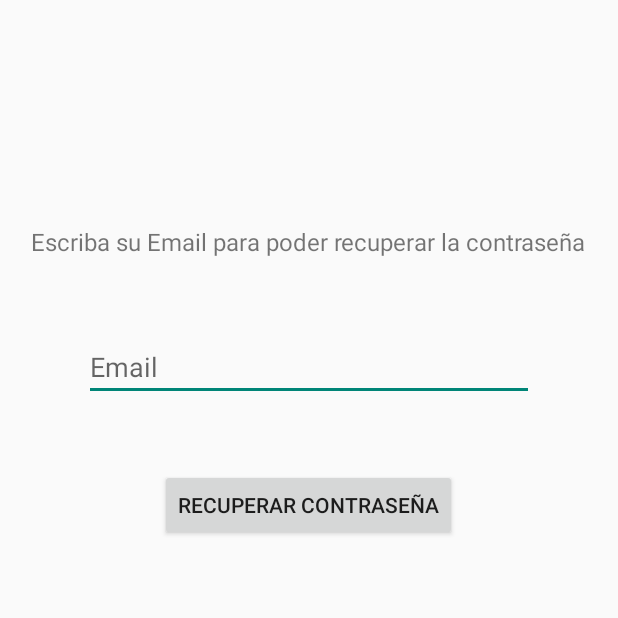
After one commit to FdezGMiguel95/GeSTudent, an Android app: the RememberPassword screen opened directly, with no data from a screen before it, on a phone screen of 412 x 824 dp, the top half of it. The commit adds this screen. Run offline under Robolectric (Android 15) with nearby library versions, the phone set to English and light mode, and no system bars; our stand-ins replace Firebase (no records; nobody signed in at launch, a user with empty details on screens opened directly).

Commit message:
Creado RememberPassword.java y .xml

```diff
--- a/app/src/main/AndroidManifest.xml
+++ b/app/src/main/AndroidManifest.xml
@@ -13,6 +13,9 @@
         android:theme="@style/Theme.GeSTudent"
         tools:targetApi="31">
         <activity
+            android:name=".RememberPassword"
+            android:exported="false" />
+        <activity
             android:name=".SplashActivity"
             android:exported="true">
             <intent-filter>
@@ -26,9 +29,7 @@
             android:exported="false" />
         <activity
             android:name=".LoginActivity"
-            android:exported="true">
-
-        </activity>
+            android:exported="true"></activity>
     </application>
 
 </manifest>
--- a/app/src/main/java/com/example/gestudent/LoginActivity.java
+++ b/app/src/main/java/com/example/gestudent/LoginActivity.java
@@ -52,7 +52,7 @@ public class LoginActivity extends AppCompatActivity {
         textView_RememberLogIn.setOnClickListener(new View.OnClickListener() {
             @Override
             public void onClick(View v) {
-                //Intent i = new Intent(LoginActivity.this, RememberLogInActivity.class);
+                //Intent i = new Intent(LoginActivity.this, RememberPasswordActivity.class);
                 //startActivity(i);
             }
         });
--- /dev/null
+++ b/app/src/main/java/com/example/gestudent/RememberPassword.java
@@ -0,0 +1,48 @@
+package com.example.gestudent;
+
+import androidx.annotation.NonNull;
+import androidx.appcompat.app.AppCompatActivity;
+
+import android.content.Intent;
+import android.os.Bundle;
+import android.view.View;
+import android.widget.Button;
+import android.widget.EditText;
+
+import com.google.android.gms.tasks.OnCompleteListener;
+import com.google.android.gms.tasks.Task;
+import com.google.firebase.auth.FirebaseAuth;
+
+public class RememberPassword extends AppCompatActivity {
+
+    private FirebaseAuth mAuth;
+    private EditText editText_RememberEmail;
+    private Button button_RememberPassword;
+    private String email;
+
+    @Override
+    protected void onCreate(Bundle savedInstanceState) {
+        super.onCreate(savedInstanceState);
+        setContentView(R.layout.activity_remember_password);
+
+        mAuth = FirebaseAuth.getInstance();
+        editText_RememberEmail = (EditText) findViewById(R.id.editText_RememberEmail);
+        button_RememberPassword = (Button) findViewById(R.id.button_RememberPassword);
+
+        button_RememberPassword.setOnClickListener(new View.OnClickListener() {
+            @Override
+            public void onClick(View v) {
+                email = editText_RememberEmail.getText().toString().trim();
+                mAuth.sendPasswordResetEmail(email).addOnCompleteListener(new OnCompleteListener<Void>() {
+                    @Override
+                    public void onComplete(@NonNull Task<Void> task) {
+                        if(task.isSuccessful()){
+                            Intent i = new Intent(RememberPassword.this, LoginActivity.class);
+                            startActivity(i);
+                        }
+                    }
+                });
+            }
+        });
+    }
+}
--- /dev/null
+++ b/app/src/main/res/layout/activity_remember_password.xml
@@ -0,0 +1,38 @@
+<?xml version="1.0" encoding="utf-8"?>
+<RelativeLayout xmlns:android="http://schemas.android.com/apk/res/android"
+    xmlns:app="http://schemas.android.com/apk/res-auto"
+    xmlns:tools="http://schemas.android.com/tools"
+    android:layout_width="match_parent"
+    android:layout_height="match_parent"
+    tools:context=".RememberPassword">
+
+    <TextView
+        android:id="@+id/textView_RememberText01"
+        android:layout_centerHorizontal="true"
+        android:layout_marginTop="150dp"
+        android:layout_width="wrap_content"
+        android:layout_height="wrap_content"
+        android:textSize="16dp"
+        android:text="Escriba su Email para poder recuperar la contraseña" />
+
+    <EditText
+        android:id="@+id/editText_RememberEmail"
+        android:layout_below="@+id/textView_RememberText01"
+        android:layout_centerHorizontal="true"
+        android:layout_marginTop="50dp"
+        android:layout_width="300dp"
+        android:layout_height="wrap_content"
+        android:ems="10"
+        android:inputType="text"
+        android:hint="Email" />
+
+    <Button
+        android:id="@+id/button_RememberPassword"
+        android:layout_below="@+id/editText_RememberEmail"
+        android:layout_centerHorizontal="true"
+        android:layout_marginTop="45dp"
+        android:layout_width="wrap_content"
+        android:layout_height="wrap_content"
+        android:text="Recuperar Contraseña" />
+
+</RelativeLayout>
```
